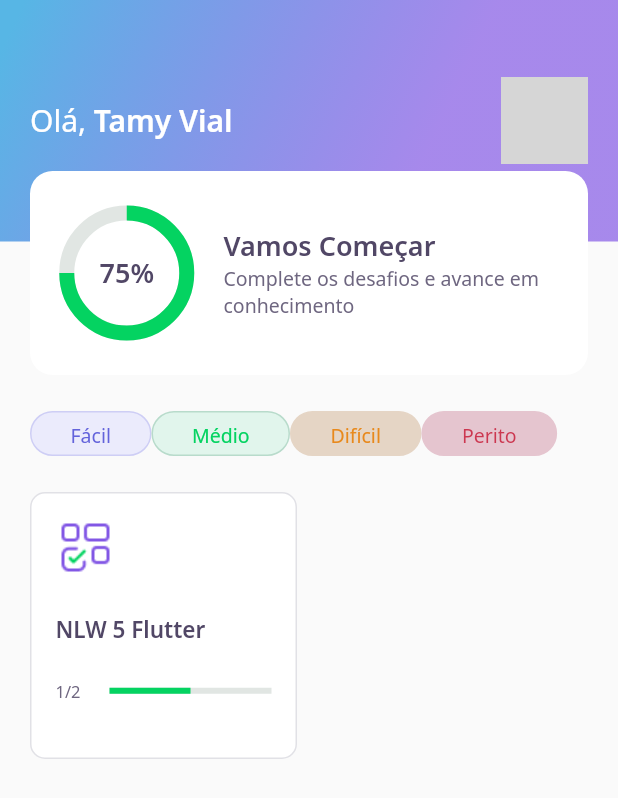
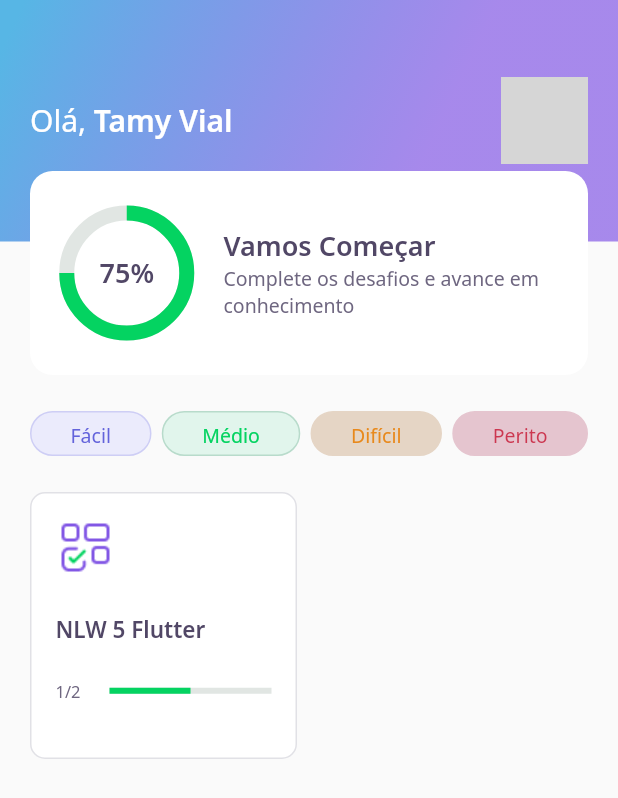
Before and after one commit to VialdeSouza/dev-quiz-flutter, a Flutter app: the screen it shows after launch, on a phone screen of 412 x 824 dp. Shown: the top 798 px of the screen. Run offline on Flutter 3.47's test engine with Material 2 defaults, Android fonts, the phone set to English and light mode, and no system bars; our stand-ins replace google_fonts; accounts and stored records are empty; network calls fail; grey boxes are pictures that could not be loaded.

Commit message:
feat: add space between to LevelButtonWidget

```diff
--- a/lib/home/home_page.dart
+++ b/lib/home/home_page.dart
@@ -39,8 +39,9 @@ class _HomePageState extends State<HomePage> {
               SizedBox(height: 24),
               Container(
                 height: 30,
-                child: ListView(
-                  scrollDirection: Axis.horizontal,
+                child: Row(
+               mainAxisAlignment: MainAxisAlignment.spaceBetween,
+
                   children: [
                     LevelButtonWidget(
                       label: "Fácil",
@@ -70,6 +71,7 @@ class _HomePageState extends State<HomePage> {
                                 context,
                                 MaterialPageRoute(
                                   builder: (context) => ChallengePage(
+                                    title: e.title,
                                     questions: e.questions,
                                   ),
                                 ),
```
